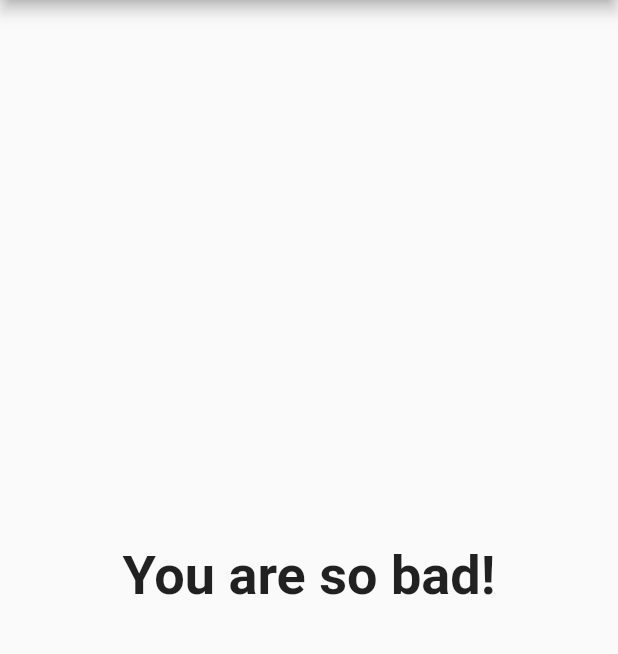
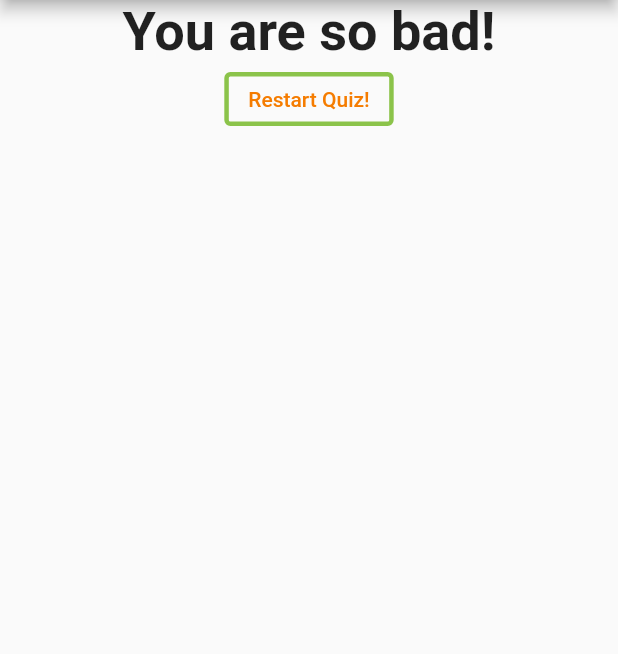
Before and after one commit to Charizard17/quiz_app_flutter, a Flutter app: the screen it shows after launch, after a tap on "Black", after a tap on "Snake", after a tap on "Afternoon", on a phone screen of 412 x 824 dp, the part 84-738 px from its top. Run offline on Flutter 3.47's test engine with Material 2 defaults, Android fonts, the phone set to English and light mode, and no system bars.

Commit message:
old button replaced with new buttons. button styling

```diff
--- a/lib/answer.dart
+++ b/lib/answer.dart
@@ -10,9 +10,11 @@ class Answer extends StatelessWidget {
   Widget build(BuildContext context) {
     return Container(
       width: double.infinity,
-      child: RaisedButton(
-        color: Colors.blue,
-        textColor: Colors.white,
+      child: ElevatedButton(
+        style: ElevatedButton.styleFrom(
+          primary: Colors.grey[300],
+          onPrimary: Colors.purple[700],
+        ),
         child: Text(answerText),
         onPressed: selectHandler,
       ),
--- a/lib/main.dart
+++ b/lib/main.dart
@@ -51,6 +51,13 @@ class _MyAppState extends State<MyApp> {
   var _questionIndex = 0;
   var _totalScore = 0;
 
+  void _resetQuiz() {
+    setState(() {
+      _questionIndex = 0;
+      _totalScore = 0;
+    });
+  }
+
   void _answerQuestion(int score) {
 
     // _totalScore = _totalScore + score;
@@ -80,7 +87,7 @@ class _MyAppState extends State<MyApp> {
                 questionIndex: _questionIndex,
                 questions: _questions,
               )
-            : Result(_totalScore),
+            : Result(_totalScore, _resetQuiz),
       ),
     );
   }
--- a/lib/result.dart
+++ b/lib/result.dart
@@ -2,16 +2,17 @@ import 'package:flutter/material.dart';
 
 class Result extends StatelessWidget {
   final int resultScore;
+  final VoidCallback resetHandler;
 
-  Result(this.resultScore);
+  Result(this.resultScore, this.resetHandler);
 
   String get resultPhrase {
     var resultText = 'You did it!';
     if (resultScore <= 8) {
       resultText = 'You are awesome and innocent!';
-    } else if (resultScore <= 12) {
+    } else if (resultScore <= 14) {
       resultText = 'Pretty likeable!';
-    } else if (resultScore <= 16) {
+    } else if (resultScore <= 20) {
       resultText = 'You are a bit strange!';
     } else {
       resultText = 'You are so bad!';
@@ -22,10 +23,24 @@ class Result extends StatelessWidget {
   @override
   Widget build(BuildContext context) {
     return Center(
-      child: Text(
-        resultPhrase,
-        style: TextStyle(fontSize: 36, fontWeight: FontWeight.bold),
-        textAlign: TextAlign.center,
+      child: Column(
+        children: [
+          Text(
+            resultPhrase,
+            style: TextStyle(fontSize: 36, fontWeight: FontWeight.bold),
+            textAlign: TextAlign.center,
+          ),
+          OutlinedButton(
+            child: Text('Restart Quiz!'),
+            style: OutlinedButton.styleFrom(
+                primary: Colors.orange[700],
+                side: BorderSide(
+                  color: Colors.lightGreen,
+                  width: 3,
+                )),
+            onPressed: resetHandler,
+          )
+        ],
       ),
     );
   }
```
